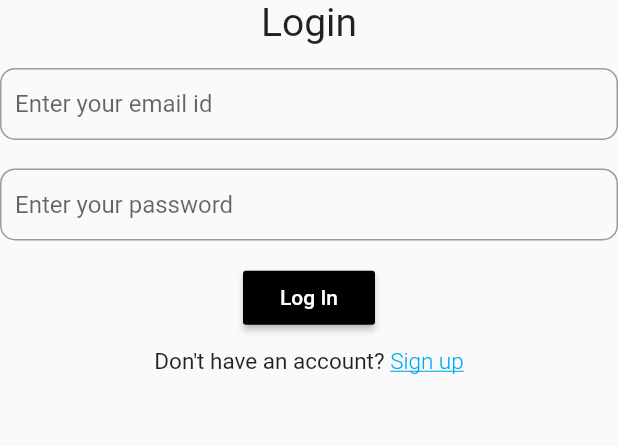
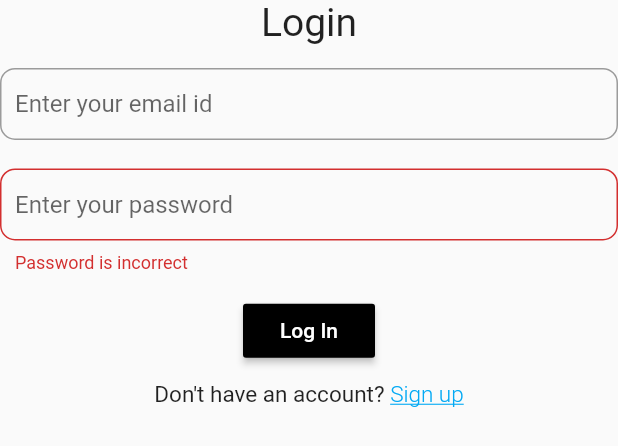
Before and after one commit to Crazzygamerr/ToDo, a Flutter app: the LoginScreen widget shown alone on an empty page, opened directly, after a tap on "Sign up", on a phone screen of 412 x 824 dp. Shown: the top 446 px of the screen. Run offline on Flutter 3.47's test engine with Material 2 defaults, Android fonts, the phone set to English and light mode, and no system bars; our stand-ins replace cloud_firestore, firebase_auth, firebase_core, flutter_screenutil, google_fonts; accounts and stored records are empty; network calls fail.

Commit message:
Update LoginScreen.dart

```diff
--- a/lib/Widgets/LoginScreen.dart
+++ b/lib/Widgets/LoginScreen.dart
@@ -1,4 +1,4 @@
-import 'package:ToDo/Auth.dart';
+import 'package:ToDo/HomeScreen.dart';
 import 'package:cloud_firestore/cloud_firestore.dart';
 import 'package:firebase_auth/firebase_auth.dart';
 import 'package:flutter/material.dart';
@@ -85,21 +85,22 @@ class _LoginScreenState extends State<LoginScreen> {
               child: TextFormField(
                 controller: passCon,
                 focusNode: node2,
-                keyboardType: TextInputType.emailAddress,
+                keyboardType: TextInputType.visiblePassword,
+                obscureText: true,
                 textAlign: TextAlign.start,
                 onEditingComplete: () {
-                  _formKey2.currentState.validate();
-                },
-                validator: (value) {
                   auth
                       .signInWithEmailAndPassword(
                           email: emailCon.text, password: passCon.text)
                       .then((value) {
-                    return "Signed in";
-                  }).catchError(() {
-                    return "Could not sign in";
+                    FocusScope.of(context).unfocus();
+                    Navigator.push(context, new MaterialPageRoute(builder: (context) => HomeScreen(),));
+                  }).catchError((onError) {
+                    _formKey2.currentState.validate();
                   });
-                  return "Could not sign in";
+                },
+                validator: (value) {
+                  return "Password is incorrect";
                 },
                 decoration: InputDecoration(
                   border: OutlineInputBorder(
@@ -150,8 +151,15 @@ class _LoginScreenState extends State<LoginScreen> {
                     textAlign: TextAlign.start,
                   ),
                   onTap: () {
+                    auth
+                      .signInWithEmailAndPassword(
+                          email: emailCon.text, password: passCon.text)
+                      .then((value) {
                     FocusScope.of(context).unfocus();
-                    //pageCon.jumpToPage(0);
+                    Navigator.push(context, new MaterialPageRoute(builder: (context) => HomeScreen(),));
+                  }).catchError((onError) {
+                    _formKey2.currentState.validate();
+                  });
                   },
                 ),
               ],
```
